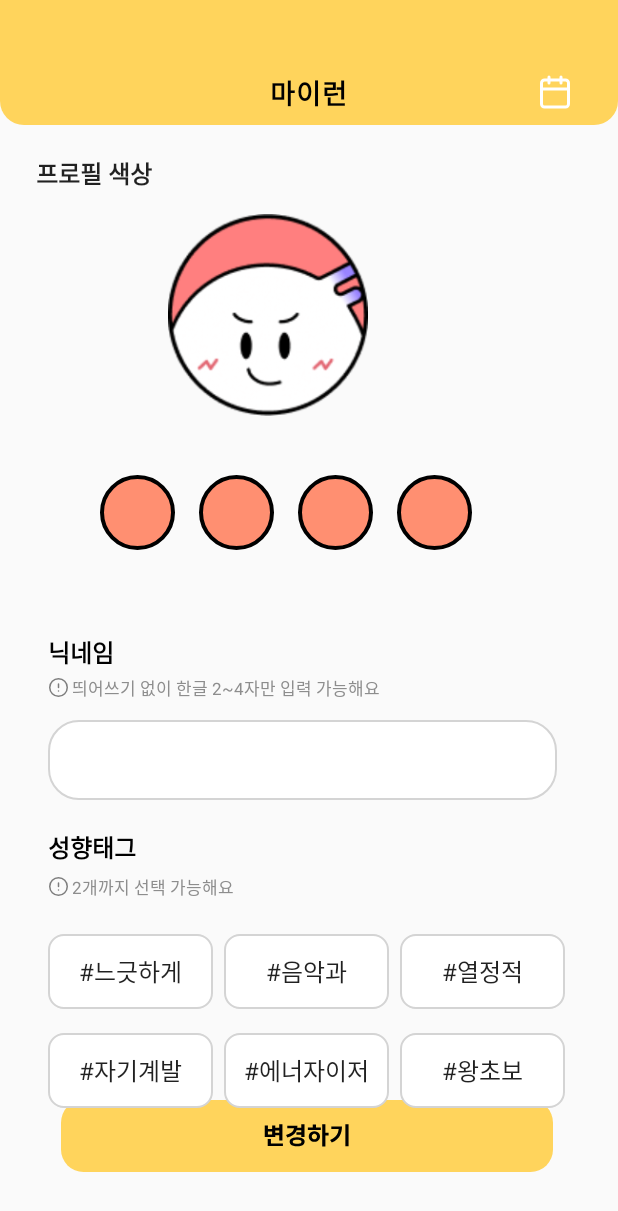
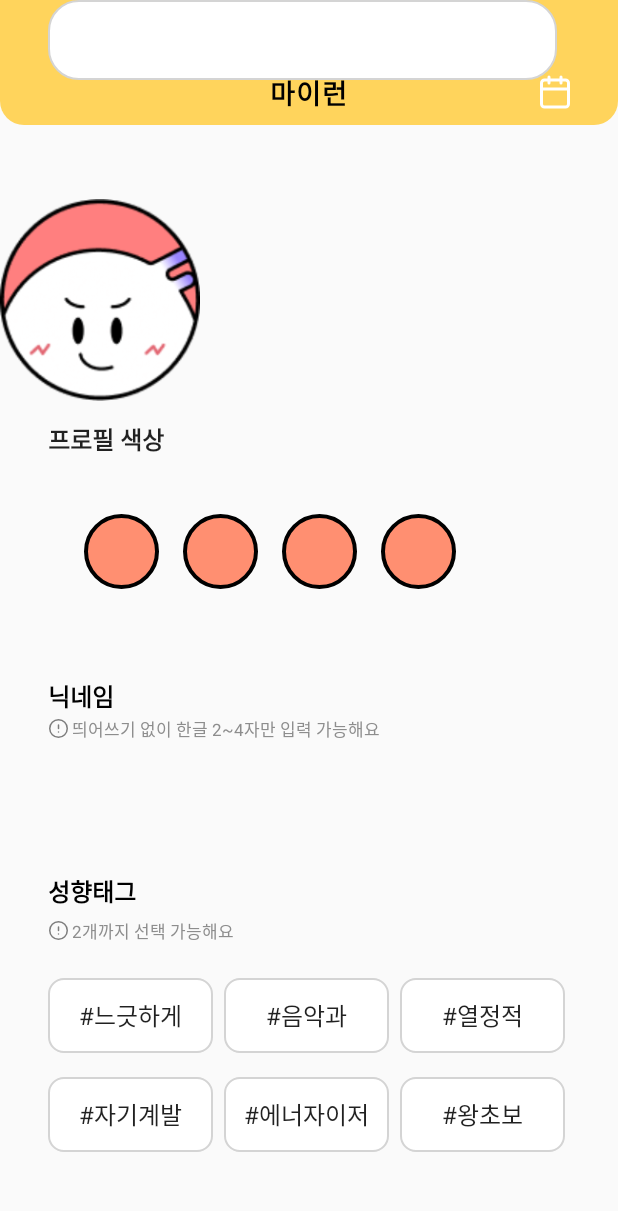
Before and after one commit to UMC-YouRun/YouRun_Android, an Android app: the layout activity_myrun2.xml on its own in the app's theme, with its tools: preview values and no code run, on a phone screen of 412 x 824 dp. Shown: the top 1211 px of the screen. Run offline under Robolectric (Android 15) with nearby library versions, the phone set to English and light mode, and no system bars.

Commit message:
정보 수정 페이지 UI 수정

```diff
--- a/app/src/main/res/layout/activity_myrun2.xml
+++ b/app/src/main/res/layout/activity_myrun2.xml
@@ -1,6 +1,7 @@
 <androidx.constraintlayout.widget.ConstraintLayout
     xmlns:android="http://schemas.android.com/apk/res/android"
     xmlns:app="http://schemas.android.com/apk/res-auto"
+    xmlns:tools="http://schemas.android.com/tools"
     android:layout_width="match_parent"
     android:layout_height="match_parent"
     android:id="@+id/layout_myrun"
@@ -52,54 +53,46 @@
         android:id="@+id/tv_myrun01"
         android:layout_width="wrap_content"
         android:layout_height="wrap_content"
-        android:layout_marginStart="24dp"
-        android:layout_marginTop="20dp"
+        android:layout_marginStart="32dp"
+        android:layout_marginTop="10dp"
         android:text="@string/tv_myrun_color"
         android:textSize="16sp"
         android:textStyle="bold"
         app:layout_constraintStart_toStartOf="parent"
-        app:layout_constraintTop_toBottomOf="@+id/top_bar" />
+        app:layout_constraintTop_toBottomOf="@+id/iv_profile_character" />
 
     <ImageView
         android:id="@+id/iv_profile_character"
         android:layout_width="133dp"
         android:layout_height="wrap_content"
         android:layout_gravity="bottom"
-        android:layout_marginStart="88dp"
-        android:layout_marginTop="36dp"
+        android:layout_marginTop="46dp"
         android:src="@drawable/img_face01"
-        app:layout_constraintStart_toStartOf="@+id/tv_myrun01"
-        app:layout_constraintTop_toTopOf="@+id/tv_myrun01" />
+        app:layout_constraintTop_toBottomOf="@+id/top_bar"
+        tools:layout_editor_absoluteX="120dp" />
 
     <LinearLayout
         android:id="@+id/btn_color_picker"
-        android:layout_width="wrap_content"
-        android:layout_height="wrap_content"
+        android:layout_width="310dp"
+        android:layout_height="101dp"
         android:layout_gravity="center"
-        android:layout_marginStart="30dp"
-        android:layout_marginTop="12dp"
-        android:layout_marginEnd="30dp"
+        android:layout_marginTop="38dp"
         android:orientation="horizontal"
         android:padding="16dp"
-        app:layout_constraintEnd_toEndOf="@id/iv_profile_character"
-        app:layout_constraintHorizontal_bias="0.448"
-        app:layout_constraintStart_toStartOf="@+id/iv_profile_character"
-        app:layout_constraintTop_toBottomOf="@id/iv_profile_character"
-        >
+        app:layout_constraintStart_toStartOf="@+id/tv_myrun01"
+        app:layout_constraintTop_toTopOf="@+id/tv_myrun01">
 
         <Button
             android:layout_width="wrap_content"
             android:layout_height="wrap_content"
             android:layout_margin="8dp"
-            android:background="@drawable/bg_small_circle"
-            />
+            android:background="@drawable/bg_small_circle" />
 
         <Button
             android:layout_width="wrap_content"
             android:layout_height="wrap_content"
             android:layout_margin="8dp"
-            android:background="@drawable/bg_small_circle"
-            />
+            android:background="@drawable/bg_small_circle" />
 
         <Button
             android:layout_width="wrap_content"
@@ -133,20 +126,19 @@
         android:id="@+id/textView3"
         android:layout_width="wrap_content"
         android:layout_height="wrap_content"
-        android:layout_marginTop="450dp"
+        android:layout_marginTop="25dp"
         android:drawableStart="@drawable/ic_myrun"
         android:drawablePadding="2dp"
         android:text="@string/tv_nickname1"
         android:textColor="@color/gray"
         android:textSize="11sp"
         app:layout_constraintStart_toStartOf="@id/id_tv"
-        app:layout_constraintTop_toTopOf="parent" />
+        app:layout_constraintTop_toTopOf="@+id/id_tv" />
 
     <EditText
         android:id="@+id/edit_text_id"
         android:layout_width="339dp"
         android:layout_height="53dp"
-        android:layout_marginTop="30dp"
         android:background="@drawable/bg_edittext_rounded_corner"
         android:importantForAccessibility="no"
         android:padding="10dp"
@@ -154,7 +146,7 @@
         android:textColorHint="@color/gray"
         android:textSize="16sp"
         app:layout_constraintStart_toStartOf="@+id/id_tv"
-        app:layout_constraintTop_toTopOf="@+id/textView3" />
+        tools:layout_editor_absoluteY="518dp" />
 
     <TextView
         android:id="@+id/tv_tag"
```
